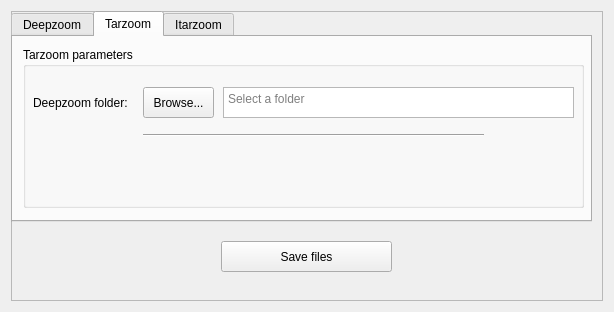
Above: relight/zoomdialog.ui from cnr-isti-vclab/relight before the change. Below: the same form after it.
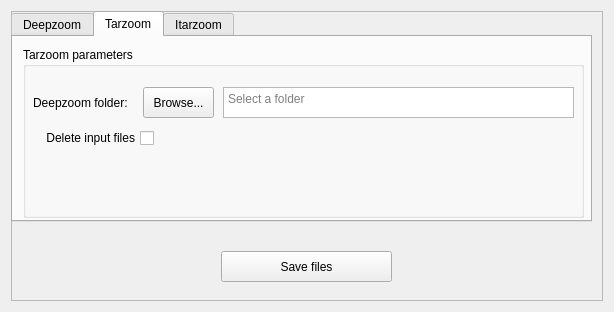
That is the form after the change. The open tabs and pages were chosen to show the change.

Commit message:
Added input files removal, fixed bug when changing tabs
When changing tabs, the type of zoom wasn't being updated.

Patch:
```diff
--- a/relight/zoomdialog.ui
+++ b/relight/zoomdialog.ui
@@ -25,6 +25,9 @@
   <property name="windowTitle">
    <string>Dialog</string>
   </property>
+  <property name="layoutDirection">
+   <enum>Qt::LeftToRight</enum>
+  </property>
   <layout class="QGridLayout" name="gridLayout">
    <item row="0" column="0">
     <layout class="QGridLayout" name="gridLayout_2">
@@ -249,7 +252,7 @@
             <x>10</x>
             <y>10</y>
             <width>561</width>
-            <height>161</height>
+            <height>171</height>
            </rect>
           </property>
           <property name="title">
@@ -268,19 +271,6 @@
             <string>Deepzoom folder:</string>
            </property>
           </widget>
-          <widget class="Line" name="line_2">
-           <property name="geometry">
-            <rect>
-             <x>120</x>
-             <y>80</y>
-             <width>341</width>
-             <height>16</height>
-            </rect>
-           </property>
-           <property name="orientation">
-            <enum>Qt::Horizontal</enum>
-           </property>
-          </widget>
           <widget class="QTextEdit" name="outputRtiFolderTz">
            <property name="geometry">
             <rect>
@@ -317,6 +307,25 @@
             <string>Browse...</string>
            </property>
           </widget>
+          <widget class="QCheckBox" name="checkboxTzDeleteInput">
+           <property name="geometry">
+            <rect>
+             <x>10</x>
+             <y>80</y>
+             <width>121</width>
+             <height>22</height>
+            </rect>
+           </property>
+           <property name="layoutDirection">
+            <enum>Qt::RightToLeft</enum>
+           </property>
+           <property name="text">
+            <string>Delete input files</string>
+           </property>
+           <property name="tristate">
+            <bool>false</bool>
+           </property>
+          </widget>
          </widget>
         </widget>
         <widget class="QWidget" name="Itarzoom">
@@ -413,7 +422,7 @@
         <property name="geometry">
          <rect>
           <x>210</x>
-          <y>230</y>
+          <y>240</y>
           <width>171</width>
           <height>31</height>
          </rect>
```
Left out of the diff: 20 changed lines with no effect on the pictures. The commit also changes 5 other files.
